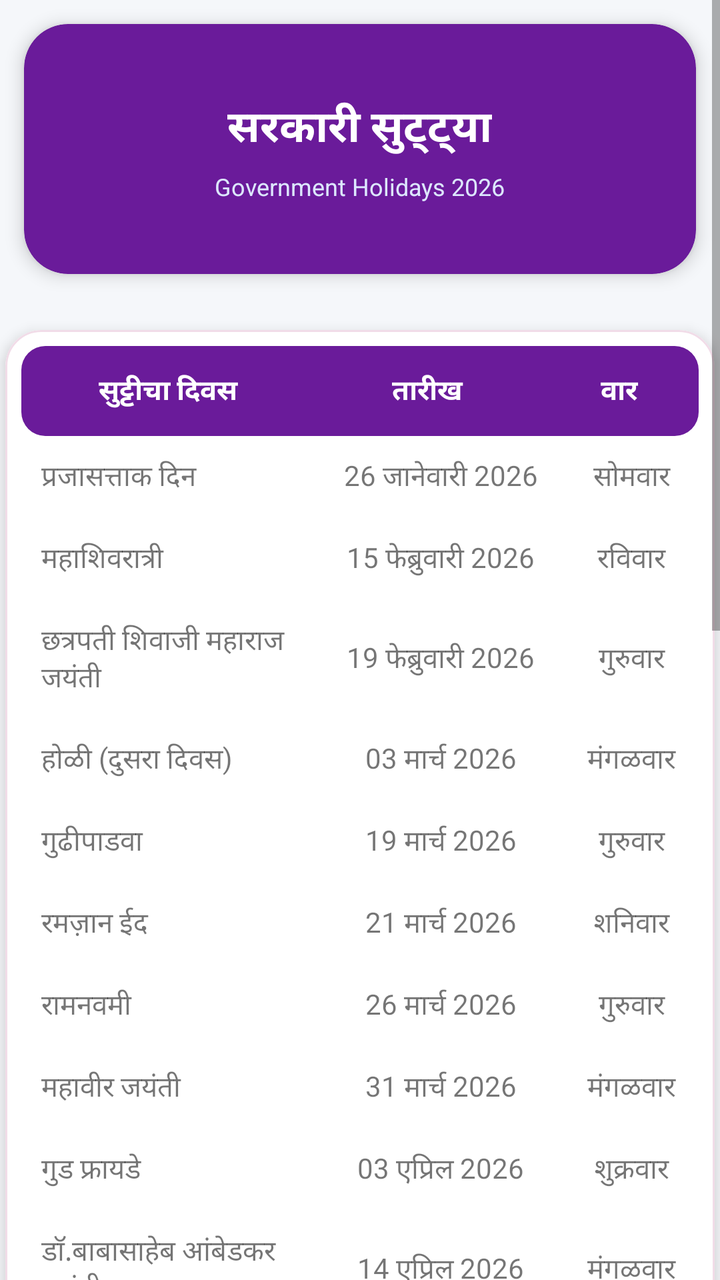
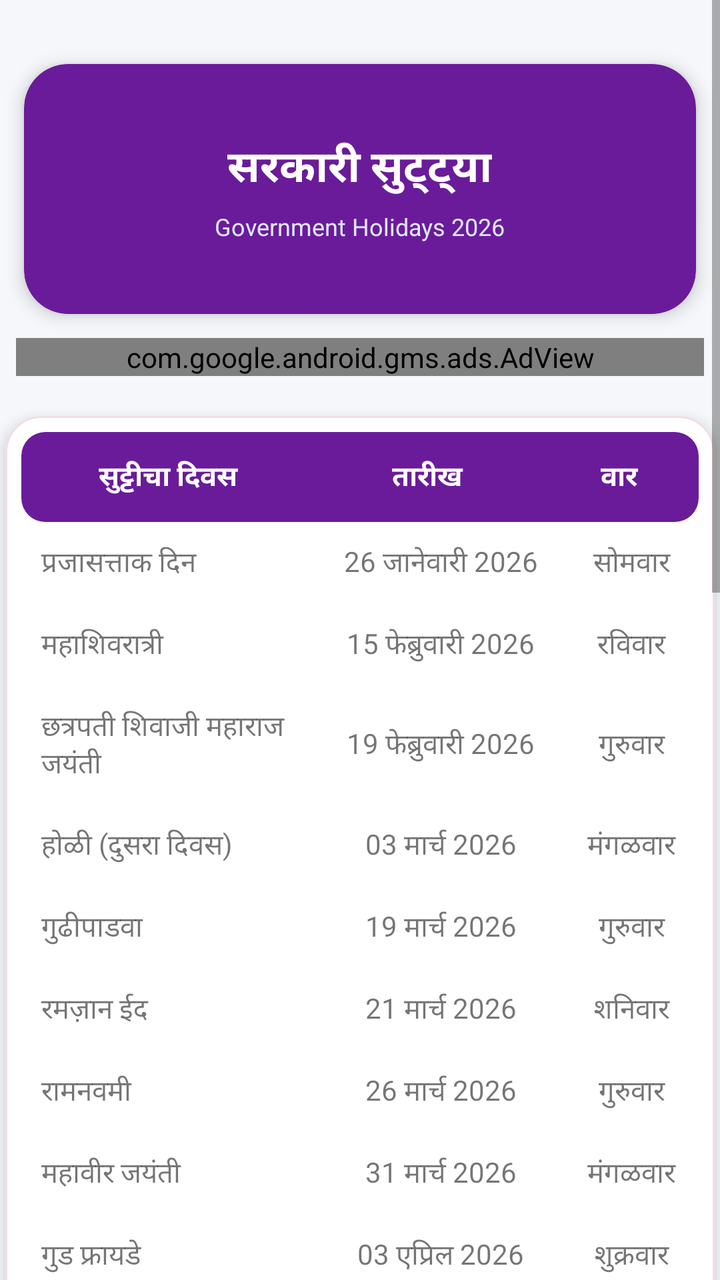

The first picture is an Android layout as it rendered before a commit; the second is the same layout after the commit. The layout source and the unified diff follow.
<!-- AndroidManifest.xml: application theme AppTheme -->
<!-- res/layout/activity_holidays_list.xml -->
<?xml version="1.0" encoding="utf-8"?>
<ScrollView
    xmlns:android="http://schemas.android.com/apk/res/android"
    xmlns:app="http://schemas.android.com/apk/res-auto"
    xmlns:tools="http://schemas.android.com/tools"
    android:layout_width="match_parent"
    android:layout_height="match_parent"
    android:background="@color/colorBackground">


<LinearLayout
        android:layout_width="match_parent"
        android:layout_height="match_parent"
        android:orientation="vertical"
        tools:context=".HolidaysListActivity">

    
    <com.google.android.material.card.MaterialCardView
        android:layout_width="match_parent"
        android:layout_height="125dp"
        android:layout_margin="12dp"
        app:cardBackgroundColor="@color/colorPrimary"
        app:cardCornerRadius="22dp"
        app:cardElevation="5dp">

        <LinearLayout
            android:layout_width="match_parent"
            android:layout_height="match_parent"
            android:gravity="center"
            android:orientation="vertical"
            android:padding="16dp">

            <TextView
                android:layout_width="wrap_content"
                android:layout_height="wrap_content"
                android:text="सरकारी सुट्ट्या"
                android:textColor="@android:color/white"
                android:textSize="22sp"
                android:textStyle="bold" />

            
            
            
            
            
            
            

            <TextView
                android:layout_width="wrap_content"
                android:layout_height="wrap_content"
                android:layout_marginTop="5dp"
                android:text="Government Holidays 2026"
                android:textColor="#DDE7FF"
                android:textSize="12sp" />

        </LinearLayout>

    </com.google.android.material.card.MaterialCardView>



        <com.google.android.material.card.MaterialCardView
            android:layout_width="match_parent"
            android:layout_height="wrap_content"
            android:layout_marginStart="2.5dp"
            android:layout_marginTop="16dp"
            android:layout_marginEnd="2.5dp"
            android:layout_marginBottom="16dp"
            app:cardBackgroundColor="@color/colorCard"
            app:cardCornerRadius="18dp"
            app:cardElevation="4dp"
            app:strokeColor="#F1DCE8"
            app:strokeWidth="1dp">

        <TableLayout
            android:layout_width="match_parent"
            android:layout_height="wrap_content"
            android:padding="8dp"
            android:shrinkColumns="*"
            android:stretchColumns="*">

            

            <TableRow
                android:layout_width="match_parent"
                android:layout_height="wrap_content"
                android:background="@drawable/holiday_header_background">

                <TextView
                    android:layout_width="0dp"
                    android:layout_height="wrap_content"
                    android:layout_weight="1.3"
                    android:gravity="center"
                    android:padding="12dp"
                    android:text="सुट्टीचा दिवस"
                    android:textColor="@android:color/white"
                    android:textSize="14sp"
                    android:textStyle="bold" />

                <TextView
                    android:layout_width="0dp"
                    android:layout_height="wrap_content"
                    android:layout_weight="1"
                    android:gravity="center"
                    android:padding="12dp"
                    android:text="तारीख"
                    android:textColor="@android:color/white"
                    android:textSize="14sp"
                    android:textStyle="bold" />

                <TextView
                    android:layout_width="0dp"
                    android:layout_height="wrap_content"
                    android:layout_weight="0.7"
                    android:gravity="center"
                    android:padding="12dp"
                    android:text="वार"
                    android:textColor="@android:color/white"
                    android:textSize="14sp"
                    android:textStyle="bold" />

            </TableRow>

                

                
                
                
                
                
                
                

                <TableRow
                    android:layout_width="match_parent"
                    android:layout_height="wrap_content"
                    android:background="@drawable/holiday_row_background">

                    <TextView
                        android:layout_width="wrap_content"
                        android:layout_height="wrap_content"
                        android:gravity="left"
                        android:padding="10dp"
                        android:text="प्रजासत्ताक दिन" />

                    <TextView
                        android:layout_width="wrap_content"
                        android:layout_height="wrap_content"
                        android:gravity="center"
                        android:padding="10dp"
                        android:text="26 जानेवारी 2026" />

                    <TextView
                        android:layout_width="wrap_content"
                        android:layout_height="wrap_content"
                        android:gravity="center"
                        android:padding="10dp"
                        android:text="सोमवार" />
                </TableRow>

                

                <TableRow
                    android:layout_width="match_parent"
                    android:layout_height="match_parent"
                    android:background="@drawable/holiday_row_background">

                    <TextView
                        android:layout_width="wrap_content"
                        android:layout_height="wrap_content"
                        android:gravity="left"
                        android:padding="10dp"
                        android:text="महाशिवरात्री" />

                    <TextView
                        android:layout_width="wrap_content"
                        android:layout_height="wrap_content"
                        android:gravity="center"
                        android:padding="10dp"
                        android:text="15 फेब्रुवारी 2026" />

                    <TextView
                        android:layout_width="wrap_content"
                        android:layout_height="match_parent"
                        android:gravity="center"
                        android:padding="10dp"
                        android:text="रविवार" />
                </TableRow>

                <TableRow
                    android:layout_width="match_parent"
                    android:layout_height="wrap_content"
                    android:gravity="center_vertical"
                    android:background="@drawable/holiday_row_background">

                    <TextView
                        android:layout_width="wrap_content"
                        android:layout_height="wrap_content"
                        android:gravity="left"
                        android:padding="10dp"
                        android:text="छत्रपती शिवाजी महाराज \nजयंती" />

                    <TextView
                        android:layout_width="wrap_content"
                        android:layout_height="wrap_content"
                        android:gravity="center"
                        android:padding="10dp"
                        android:text="19 फेब्रुवारी 2026" />

                    <TextView
                        android:layout_width="wrap_content"
                        android:layout_height="wrap_content"
                        android:gravity="center"
                        android:padding="10dp"
                        android:text="गुरुवार" />

                </TableRow>

                

                <TableRow
                    android:layout_width="match_parent"
                    android:layout_height="wrap_content"
                    android:background="@drawable/holiday_row_background">

                    <TextView
                        android:layout_width="wrap_content"
                        android:layout_height="wrap_content"
                        android:gravity="left"
                        android:padding="10dp"
                        android:text="होळी (दुसरा दिवस)" />

                    <TextView
                        android:layout_width="wrap_content"
                        android:layout_height="wrap_content"
                        android:gravity="center"
                        android:padding="10dp"
                        android:text="03 मार्च 2026" />

                    <TextView
                        android:layout_width="wrap_content"
                        android:layout_height="wrap_content"
                        android:gravity="center"
                        android:padding="10dp"
                        android:text="मंगळवार" />
                </TableRow>

                <TableRow
                    android:layout_width="match_parent"
                    android:layout_height="wrap_content"
                    android:background="@drawable/holiday_row_background">

                    <TextView
                        android:layout_width="wrap_content"
                        android:layout_height="wrap_content"
                        android:gravity="left"
                        android:padding="10dp"
                        android:text="गुढीपाडवा" />

                    <TextView
                        android:layout_width="wrap_content"
                        android:layout_height="wrap_content"
                        android:gravity="center"
                        android:padding="10dp"
                        android:text="19 मार्च 2026" />

                    <TextView
                        android:layout_width="wrap_content"
                        android:layout_height="wrap_content"
                        android:gravity="center"
                        android:padding="10dp"
                        android:text="गुरुवार" />
                </TableRow>

                <TableRow
                    android:layout_width="match_parent"
                    android:layout_height="match_parent"
                    android:background="@drawable/holiday_row_background">

                    <TextView
                        android:layout_width="wrap_content"
                        android:layout_height="wrap_content"
                        android:gravity="left"
                        android:padding="10dp"
                        android:text="रमज़ान ईद " />

                    <TextView
                        android:layout_width="wrap_content"
                        android:layout_height="wrap_content"
                        android:gravity="center"
                        android:padding="10dp"
                        android:text="21 मार्च 2026" />

                    <TextView
                        android:layout_width="wrap_content"
                        android:layout_height="wrap_content"
                        android:gravity="center"
                        android:padding="10dp"
                        android:text="शनिवार" />
                </TableRow>

                <TableRow
                    android:layout_width="match_parent"
                    android:layout_height="wrap_content"
                    android:background="@drawable/holiday_row_background">

                    <TextView
                        android:layout_width="wrap_content"
                        android:layout_height="wrap_content"
                        android:gravity="left"
                        android:padding="10dp"
                        android:text="रामनवमी" />

                    <TextView
                        android:layout_width="wrap_content"
                        android:layout_height="wrap_content"
                        android:gravity="center"
                        android:padding="10dp"
                        android:text="26 मार्च 2026" />

                    <TextView
                        android:layout_width="wrap_content"
                        android:layout_height="wrap_content"
                        android:gravity="center"
                        android:padding="10dp"
                        android:text="गुरुवार" />
                </TableRow>

                <TableRow
                    android:layout_width="match_parent"
                    android:layout_height="wrap_content"
                    android:background="@drawable/holiday_row_background">

                    <TextView
                        android:layout_width="wrap_content"
                        android:layout_height="wrap_content"
                        android:gravity="left"
                        android:padding="10dp"
                        android:text="महावीर जयंती" />

                    <TextView
                        android:layout_width="wrap_content"
                        android:layout_height="wrap_content"
                        android:gravity="center"
                        android:padding="10dp"
                        android:text="31 मार्च 2026" />

                    <TextView
                        android:layout_width="wrap_content"
                        android:layout_height="wrap_content"
                        android:gravity="center"
                        android:padding="10dp"
                        android:text="मंगळवार" />
                </TableRow>

                

                <TableRow
                    android:layout_width="match_parent"
                    android:layout_height="match_parent"
                    android:background="@drawable/holiday_row_background">

                    <TextView
                        android:layout_width="wrap_content"
                        android:layout_height="wrap_content"
                        android:gravity="left"
                        android:padding="10dp"
                        android:text="गुड फ्रायडे" />

                    <TextView
                        android:layout_width="wrap_content"
                        android:layout_height="wrap_content"
                        android:gravity="center"
                        android:padding="10dp"
                        android:text="03 एप्रिल 2026" />

                    <TextView
                        android:layout_width="wrap_content"
                        android:layout_height="wrap_content"
                        android:gravity="center"
                        android:padding="10dp"
                        android:text="शुक्रवार" />
                </TableRow>

                <TableRow
                    android:layout_width="match_parent"
                    android:layout_height="match_parent"
                    android:gravity="center_vertical"
                    android:background="@drawable/holiday_row_background">

                    <TextView
                        android:layout_width="match_parent"
                        android:layout_height="wrap_content"
                        android:gravity="left"
                        android:padding="10dp"
                        android:text="डॉ.बाबासाहेब आंबेडकर \nजयंती" />

                    <TextView
                        android:layout_width="wrap_content"
                        android:layout_height="wrap_content"
                        android:gravity="center"
                        android:padding="10dp"
                        android:text="14 एप्रिल 2026" />

                    <TextView
                        android:layout_width="wrap_content"
                        android:layout_height="wrap_content"
                        android:gravity="center"
                        android:padding="10dp"
                        android:text="मंगळवार" />
                </TableRow>

                

                <TableRow
                    android:layout_width="match_parent"
                    android:layout_height="wrap_content"
                    android:background="@drawable/holiday_row_background">

                    <TextView
                        android:layout_width="wrap_content"
                        android:layout_height="wrap_content"
                        android:gravity="left"
                        android:padding="10dp"
                        android:text="महाराष्ट्र दिन" />

                    <TextView
                        android:layout_width="wrap_content"
                        android:layout_height="wrap_content"
                        android:gravity="center"
                        android:padding="10dp"
                        android:text="01 मे 2026" />

                    <TextView
                        android:layout_width="wrap_content"
                        android:layout_height="wrap_content"
                        android:gravity="center"
                        android:padding="10dp"
                        android:text="शुक्रवार" />
                </TableRow>

                <TableRow
                    android:layout_width="match_parent"
                    android:layout_height="wrap_content"
                    android:background="@drawable/holiday_row_background">

                    <TextView
                        android:layout_width="wrap_content"
                        android:layout_height="wrap_content"
                        android:gravity="left"
                        android:padding="10dp"
                        android:text="बुद्ध पौर्णिमा" />

                    <TextView
                        android:layout_width="wrap_content"
                        android:layout_height="wrap_content"
                        android:gravity="center"
                        android:padding="10dp"
                        android:text="01 मे 2026" />

                    <TextView
                        android:layout_width="wrap_content"
                        android:layout_height="wrap_content"
                        android:gravity="center"
                        android:padding="10dp"
                        android:text="शुक्रवार" />
                </TableRow>

                <TableRow
                    android:layout_width="match_parent"
                    android:layout_height="wrap_content"
                    android:background="@drawable/holiday_row_background">

                    <TextView
                        android:layout_width="wrap_content"
                        android:layout_height="wrap_content"
                        android:gravity="left"
                        android:padding="10dp"
                        android:text="बकरी ईद (ईद-उल-झुआ)" />

                    <TextView
                        android:layout_width="wrap_content"
                        android:layout_height="wrap_content"
                        android:gravity="center"
                        android:padding="10dp"
                        android:text="28 मे 2026" />

                    <TextView
                        android:layout_width="wrap_content"
                        android:layout_height="wrap_content"
                        android:gravity="center"
                        android:padding="10dp"
                        android:text="गुरुवार" />
                </TableRow>

                

                <TableRow
                    android:layout_width="match_parent"
                    android:layout_height="wrap_content"
                    android:background="@drawable/holiday_row_background">

                    <TextView
                        android:layout_width="wrap_content"
                        android:layout_height="wrap_content"
                        android:gravity="left"
                        android:padding="10dp"
                        android:text="मोहरम" />

                    <TextView
                        android:layout_width="wrap_content"
                        android:layout_height="wrap_content"
                        android:gravity="center"
                        android:padding="10dp"
                        android:text="26 जून 2026" />

                    <TextView
                        android:layout_width="wrap_content"
                        android:layout_height="wrap_content"
                        android:gravity="center"
                        android:padding="10dp"
                        android:text="शुक्रवार" />
                </TableRow>

                

                

                <TableRow
                    android:layout_width="match_parent"
                    android:layout_height="wrap_content"
                    android:background="@drawable/holiday_row_background">

                    <TextView
                        android:layout_width="wrap_content"
                        android:layout_height="wrap_content"
                        android:gravity="left"
                        android:padding="10dp"
                        android:text="स्वातंत्र्य दिवस" />

                    <TextView
                        android:layout_width="wrap_content"
                        android:layout_height="wrap_content"
                        android:gravity="center"
                        android:padding="10dp"
                        android:text="15 ऑगस्ट 2026" />

                    <TextView
                        android:layout_width="wrap_content"
                        android:layout_height="wrap_content"
                        android:gravity="center"
                        android:padding="10dp"
                        android:text="शनिवार" />
                </TableRow>

                <TableRow
                    android:layout_width="match_parent"
                    android:layout_height="wrap_content"
                    android:gravity="center_vertical"
                    android:background="@drawable/holiday_row_background">

                    <TextView
                        android:layout_width="wrap_content"
                        android:layout_height="wrap_content"
                        android:gravity="left"
                        android:padding="10dp"
                        android:text="पारशी नववर्ष दिन \n(शहेनशाही)" />

                    <TextView
                        android:layout_width="wrap_content"
                        android:layout_height="wrap_content"
                        android:gravity="center"
                        android:padding="10dp"
                        android:text="15 ऑगस्ट 2026" />

                    <TextView
                        android:layout_width="wrap_content"
                        android:layout_height="wrap_content"
                        android:gravity="center"
                        android:padding="10dp"
                        android:text="शनिवार" />
                </TableRow>

                <TableRow
                    android:layout_width="match_parent"
                    android:layout_height="wrap_content"
                    android:background="@drawable/holiday_row_background">

                    <TextView
                        android:layout_width="wrap_content"
                        android:layout_height="wrap_content"
                        android:gravity="left"
                        android:padding="10dp"
                        android:text="ईद-ए-मिलाद" />

                    <TextView
                        android:layout_width="wrap_content"
                        android:layout_height="wrap_content"
                        android:gravity="center"
                        android:padding="10dp"
                        android:text="26 ऑगस्ट 2026" />

                    <TextView
                        android:layout_width="wrap_content"
                        android:layout_height="wrap_content"
                        android:gravity="center"
                        android:padding="10dp"
                        android:text="बुधवार" />
                </TableRow>

                

                <TableRow
                    android:layout_width="match_parent"
                    android:layout_height="wrap_content"
                    android:background="@drawable/holiday_row_background">

                    <TextView
                        android:layout_width="wrap_content"
                        android:layout_height="wrap_content"
                        android:gravity="left"
                        android:padding="10dp"
                        android:text="गणेश चथुर्ती" />

                    <TextView
                        android:layout_width="wrap_content"
                        android:layout_height="wrap_content"
                        android:gravity="center"
                        android:padding="10dp"
                        android:text="14 सप्टेंबर 2026" />

                    <TextView
                        android:layout_width="wrap_content"
                        android:layout_height="wrap_content"
                        android:gravity="center"
                        android:padding="10dp"
                        android:text="सोमवार" />
                </TableRow>

                

                <TableRow
                    android:layout_width="match_parent"
                    android:layout_height="wrap_content"
                    android:background="@drawable/holiday_row_background">

                    <TextView
                        android:layout_width="wrap_content"
                        android:layout_height="wrap_content"
                        android:gravity="left"
                        android:padding="10dp"
                        android:text="महात्मा गांधी जयंती" />

                    <TextView
                        android:layout_width="wrap_content"
                        android:layout_height="wrap_content"
                        android:gravity="center"
                        android:padding="10dp"
                        android:text="02 ऑक्टोबर 2026" />

                    <TextView
                        android:layout_width="wrap_content"
                        android:layout_height="wrap_content"
                        android:gravity="center"
                        android:padding="10dp"
                        android:text="शुक्रवार" />
                </TableRow>

                <TableRow
                    android:layout_width="match_parent"
                    android:layout_height="wrap_content"
                    android:background="@drawable/holiday_row_background">

                    <TextView
                        android:layout_width="wrap_content"
                        android:layout_height="wrap_content"
                        android:gravity="left"
                        android:padding="10dp"
                        android:text="दसरा" />

                    <TextView
                        android:layout_width="wrap_content"
                        android:layout_height="wrap_content"
                        android:gravity="center"
                        android:padding="10dp"
                        android:text="20 ऑक्टोबर 2026" />

                    <TextView
                        android:layout_width="wrap_content"
                        android:layout_height="wrap_content"
                        android:gravity="center"
                        android:padding="10dp"
                        android:text="मंगळवार" />
                </TableRow>

                

                <TableRow
                    android:layout_width="match_parent"
                    android:layout_height="wrap_content"
                    android:gravity="center_vertical"
                    android:background="@drawable/holiday_row_background">

                    <TextView
                        android:layout_width="wrap_content"
                        android:layout_height="wrap_content"
                        android:gravity="left"
                        android:padding="10dp"
                        android:text="दिवाळी अमावस्या \n(लक्ष्मीपूजन)" />

                    <TextView
                        android:layout_width="wrap_content"
                        android:layout_height="wrap_content"
                        android:gravity="center"
                        android:padding="10dp"
                        android:text="08 नोव्हेंबर 2026" />

                    <TextView
                        android:layout_width="wrap_content"
                        android:layout_height="wrap_content"
                        android:gravity="center"
                        android:padding="10dp"
                        android:text="रविवार" />
                </TableRow>

                <TableRow
                    android:layout_width="match_parent"
                    android:layout_height="wrap_content"
                    android:background="@drawable/holiday_row_background">

                    <TextView
                        android:layout_width="wrap_content"
                        android:layout_height="wrap_content"
                        android:gravity="left"
                        android:padding="10dp"
                        android:text="दिवाळी (बलिप्रतिपदा)" />

                    <TextView
                        android:layout_width="wrap_content"
                        android:layout_height="wrap_content"
                        android:gravity="center"
                        android:padding="10dp"
                        android:text="10 नोव्हेंबर 2026" />

                    <TextView
                        android:layout_width="wrap_content"
                        android:layout_height="wrap_content"
                        android:gravity="center"
                        android:padding="10dp"
                        android:text="मंगळवार" />
                </TableRow>

                <TableRow
                    android:layout_width="match_parent"
                    android:layout_height="wrap_content"
                    android:background="@drawable/holiday_row_background">

                    <TextView
                        android:layout_width="wrap_content"
                        android:layout_height="wrap_content"
                        android:gravity="left"
                        android:padding="10dp"
                        android:text="गुरुनानक जयंती" />

                    <TextView
                        android:layout_width="wrap_content"
                        android:layout_height="wrap_content"
                        android:gravity="center"
                        android:padding="10dp"
                        android:text="24 नोव्हेंबर 2026" />

                    <TextView
                        android:layout_width="wrap_content"
                        android:layout_height="wrap_content"
                        android:gravity="center"
                        android:padding="10dp"
                        android:text="मंगळवार" />
                </TableRow>

                

                <TableRow
                    android:layout_width="match_parent"
                    android:layout_height="wrap_content"
                    android:background="@drawable/holiday_row_background">

                    <TextView
                        android:layout_width="wrap_content"
                        android:layout_height="wrap_content"
                        android:gravity="left"
                        android:padding="10dp"
                        android:text="ख्रिसमस" />

                    <TextView
                        android:layout_width="wrap_content"
                        android:layout_height="wrap_content"
                        android:gravity="center"
                        android:padding="10dp"
                        android:text="25 डिसेंबर 2026" />

                    <TextView
                        android:layout_width="wrap_content"
                        android:layout_height="wrap_content"
                        android:gravity="center"
                        android:padding="10dp"
                        android:text="शुक्रवार" />
                </TableRow>

            </TableLayout>

        </com.google.android.material.card.MaterialCardView>
    </LinearLayout>
</ScrollView>
<!-- resources referenced by this layout -->
<resources>
  <color name="colorBackground">#F5F7FA</color>
  <color name="colorCard">#FFFFFF</color>
  <color name="colorPrimary">#6A1B9A</color>
  <!-- drawable holiday_header_background (drawable) -->
  <?xml version="1.0" encoding="utf-8"?>
  <shape xmlns:android="http://schemas.android.com/apk/res/android">
  
      <solid android:color="@color/colorPrimary" />
  
      <corners android:radius="12dp" />
  
  </shape>
  <!-- drawable holiday_row_background (drawable) -->
  <?xml version="1.0" encoding="utf-8"?>
  <shape xmlns:android="http://schemas.android.com/apk/res/android">
  
      <solid android:color="@color/colorCard" />
  
      <stroke
          android:width="0dp"
          android:color="#F1DCE8"
          />
  
      <corners android:radius="10dp" />
  
  </shape>
  <style name="AppTheme" parent="Theme.MaterialComponents.Light.NoActionBar">
  
          <item name="colorPrimary">@color/colorPrimary</item>
          <item name="colorPrimaryDark">@color/colorPrimaryDark</item>
          <item name="colorAccent">@color/colorAccent</item>
          <item name="android:statusBarColor">@color/colorBackground</item>
          <item name="android:windowLightStatusBar">true</item>
  
      </style>
  <color name="colorPrimaryDark">#1565C0</color>
  <color name="colorAccent">#EC407A</color>
</resources>

<!-- the commit's change to res/layout/activity_holidays_list.xml (unified diff, before → after) -->
@@ -12,7 +12,9 @@
         android:layout_width="match_parent"
         android:layout_height="match_parent"
         android:orientation="vertical"
-        tools:context=".HolidaysListActivity">
+        tools:context=".HolidaysListActivity"
+        android:paddingBottom="40dp"
+        android:paddingTop="20dp">
 
     
     <com.google.android.material.card.MaterialCardView
@@ -57,6 +59,18 @@
         </LinearLayout>
 
     </com.google.android.material.card.MaterialCardView>
+
+
+    <com.google.android.gms.ads.AdView
+        android:id="@+id/adView"
+        android:layout_width="match_parent"
+        android:layout_height="wrap_content"
+        android:layout_above="@id/bottomLayout"
+        android:layout_marginStart="8dp"
+        android:layout_marginEnd="8dp"
+        android:layout_marginBottom="4dp"
+        app:adSize="BANNER"
+        app:adUnitId="ca-app-pub-4859457733348288/7338186076" />
 
 
 
